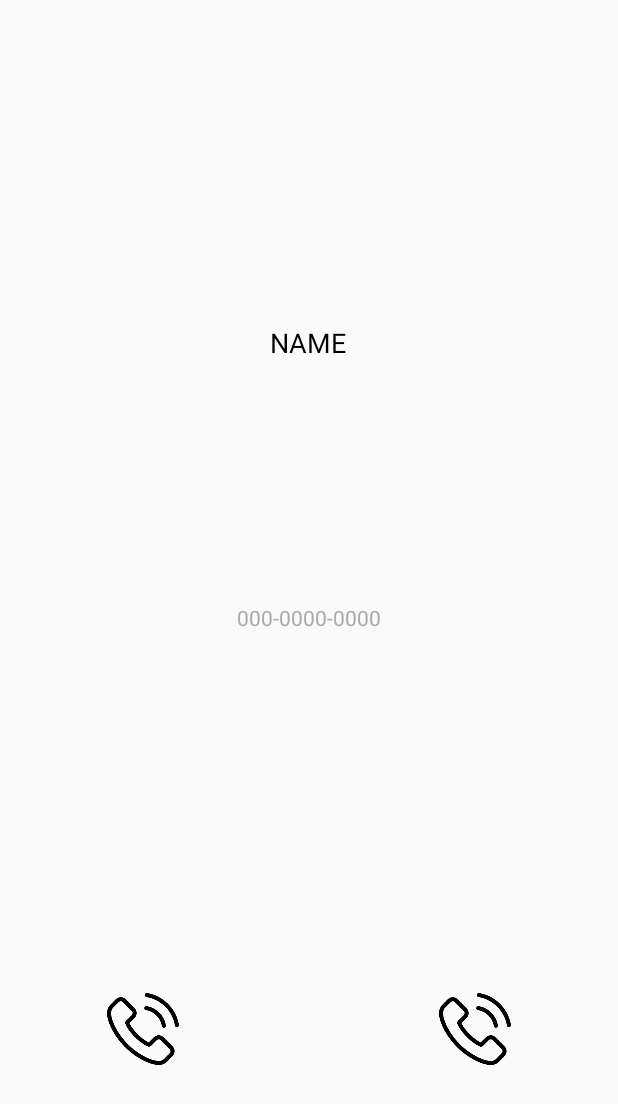
After one commit to quino0627/cs496-1st-android, an Android app: the layout activity_contact_details.xml on its own in the app's theme, with its tools: preview values and no code run, on a phone screen of 412 x 824 dp. The commit adds this screen. Shown: the top 1104 px of the screen. Run offline under Robolectric (Android 15) with nearby library versions, the phone set to English and light mode, and no system bars.

Commit message:
detail activity shows but buttons not working

```diff
--- a/TabBarSample/app/build.gradle
+++ b/TabBarSample/app/build.gradle
@@ -24,7 +24,7 @@ android {
 
 dependencies {
     implementation fileTree(dir: 'libs', include: ['*.jar'])
-    implementation"org.jetbrains.kotlin:kotlin-stdlib-jdk7:$kotlin_version"
+    implementation "org.jetbrains.kotlin:kotlin-stdlib-jdk7:$kotlin_version"
     implementation 'com.android.support:appcompat-v7:28.0.0'
     implementation 'com.android.support:design:28.0.0'
     implementation 'com.android.support.constraint:constraint-layout:1.1.3'
--- a/TabBarSample/app/src/main/AndroidManifest.xml
+++ b/TabBarSample/app/src/main/AndroidManifest.xml
@@ -1,7 +1,6 @@
 <?xml version="1.0" encoding="utf-8"?>
 <manifest xmlns:android="http://schemas.android.com/apk/res/android"
           package="com.example.quino0627.tabbarsample">
-
 
     <uses-permission android:name="android.permission.READ_CONTACTS"/>
 
@@ -22,6 +21,8 @@
                 <category android:name="android.intent.category.LAUNCHER"/>
             </intent-filter>
         </activity>
+        <activity android:name=".ContactDetailsActivity">
+        </activity>
     </application>
 
 </manifest>
--- a/TabBarSample/app/src/main/java/com/example/quino0627/tabbarsample/ContactsActivity.kt
+++ b/TabBarSample/app/src/main/java/com/example/quino0627/tabbarsample/ContactsActivity.kt
@@ -13,7 +13,6 @@ import android.view.ViewGroup
 import android.widget.LinearLayout
 import kotlinx.android.synthetic.main.fragment_contact.*
 import com.example.quino0627.tabbarsample.MainActivity.Companion.contactsList
-import com.example.quino0627.tabbarsample.R.id.contacts_recycler_view
 
 class ContactsActivity : Fragment(), ContactsAdapter.OnItemSelectedListener {
 
@@ -21,7 +20,6 @@ class ContactsActivity : Fragment(), ContactsAdapter.OnItemSelectedListener {
     override fun onCreateView(inflater: LayoutInflater, container: ViewGroup?, savedInstanceState: Bundle?): View? {
 
 
-        Log.d("hi! this is ContactsActivity", (contacts_recycler_view == null).toString())
         val rootView = inflater!!.inflate(R.layout.fragment_contact, container, false)
         val recyclerView = rootView.findViewById<RecyclerView>(R.id.contacts_recycler_view) as RecyclerView
         val adapter = ContactsAdapter(contactsList!!)
@@ -35,13 +33,14 @@ class ContactsActivity : Fragment(), ContactsAdapter.OnItemSelectedListener {
     }
 
     override fun onItemSelected(selectedContact: Contact) {
-
+        Log.d("WTF", "WHY NOT WORKING?!?")
         var intent = Intent(activity, ContactDetailsActivity::class.java)
         intent.putExtra("name", selectedContact.name)
         intent.putExtra("phone", selectedContact.phoneNumber)
         intent.putExtra("imageUrl", selectedContact.image.toString())
         startActivity(intent)
 
+
     }
 
 }
--- a/TabBarSample/app/src/main/java/com/example/quino0627/tabbarsample/ContactsAdapter.kt
+++ b/TabBarSample/app/src/main/java/com/example/quino0627/tabbarsample/ContactsAdapter.kt
@@ -2,11 +2,13 @@ package com.example.quino0627.tabbarsample
 
 import android.content.Context
 import android.support.v7.widget.AppCompatTextView
+import android.support.v7.widget.CardView
 import android.support.v7.widget.RecyclerView
 import android.view.LayoutInflater
 import android.view.View
 import android.view.ViewGroup
 import android.widget.AdapterView
+import org.jetbrains.anko.sdk25.coroutines.onClick
 
 class ContactsAdapter( val contactsList: ArrayList<Contact>): RecyclerView.Adapter<ContactsAdapter.ViewHolder>(){
 
@@ -23,6 +25,9 @@ class ContactsAdapter( val contactsList: ArrayList<Contact>): RecyclerView.Adapt
     override fun onBindViewHolder(holder: ContactsAdapter.ViewHolder, position: Int) {
         holder.bountItem(contactsList[position])
 
+        holder.container.onClick {
+            listener.onItemSelected(contactsList[position])
+        }
 
     }
 
@@ -34,7 +39,7 @@ class ContactsAdapter( val contactsList: ArrayList<Contact>): RecyclerView.Adapt
     class ViewHolder(itemView: View):RecyclerView.ViewHolder(itemView) {
         var textName = itemView.findViewById<AppCompatTextView>(R.id.contact_name)
         var textPhoneNumber = itemView.findViewById<AppCompatTextView>(R.id.contact_phone_number)
-
+        val container = itemView.findViewById<CardView>(R.id.container)
         fun bountItem(contact: Contact) {
             val textName = itemView.findViewById<AppCompatTextView>(R.id.contact_name) as AppCompatTextView
             val textPhoneNumber = itemView.findViewById<AppCompatTextView>(R.id.contact_phone_number) as AppCompatTextView
--- /dev/null
+++ b/TabBarSample/app/src/main/res/layout/activity_contact_details.xml
@@ -0,0 +1,51 @@
+<?xml version="1.0" encoding="utf-8"?>
+<RelativeLayout
+        xmlns:android="http://schemas.android.com/apk/res/android"
+        xmlns:tools="http://schemas.android.com/tools"
+        xmlns:app="http://schemas.android.com/apk/res-auto"
+        android:layout_width="match_parent"
+        android:layout_height="match_parent"
+        tools:context=".ContactDetailsActivity"
+        android:layout_gravity="top"
+        android:gravity="top|center"
+        android:orientation="vertical">
+
+    <TextView
+            android:id="@+id/tv_name"
+            android:layout_width="wrap_content"
+            android:layout_height="wrap_content"
+            android:layout_alignParentTop="true"
+            android:layout_centerHorizontal="true"
+            android:layout_marginTop="216dp"
+            android:textColor="@android:color/black"
+            android:textSize="18sp"
+            app:layout_constraintEnd_toEndOf="parent"
+            app:layout_constraintStart_toStartOf="parent" android:text="NAME"/>
+
+    <TextView
+            android:id="@+id/tv_phone"
+            android:layout_width="wrap_content"
+            android:layout_height="wrap_content"
+            android:layout_centerInParent="true"
+            android:textColor="@android:color/darker_gray"
+            android:textSize="14sp" android:text="000-0000-0000"/>
+
+    <Button
+            android:id="@+id/button1"
+            android:layout_width="48dp"
+            android:layout_height="48dp"
+            android:layout_alignParentStart="true"
+            android:layout_alignTop="@+id/button2"
+            android:layout_marginStart="71dp"
+            android:background="@drawable/phone_call" />
+
+    <Button
+            android:id="@+id/button2"
+            android:layout_width="48dp"
+            android:layout_height="48dp"
+            android:layout_alignParentBottom="true"
+            android:layout_alignParentEnd="true"
+            android:layout_marginBottom="114dp"
+            android:layout_marginEnd="71dp"
+            android:background="@drawable/phone_call" />
+</RelativeLayout>
```
